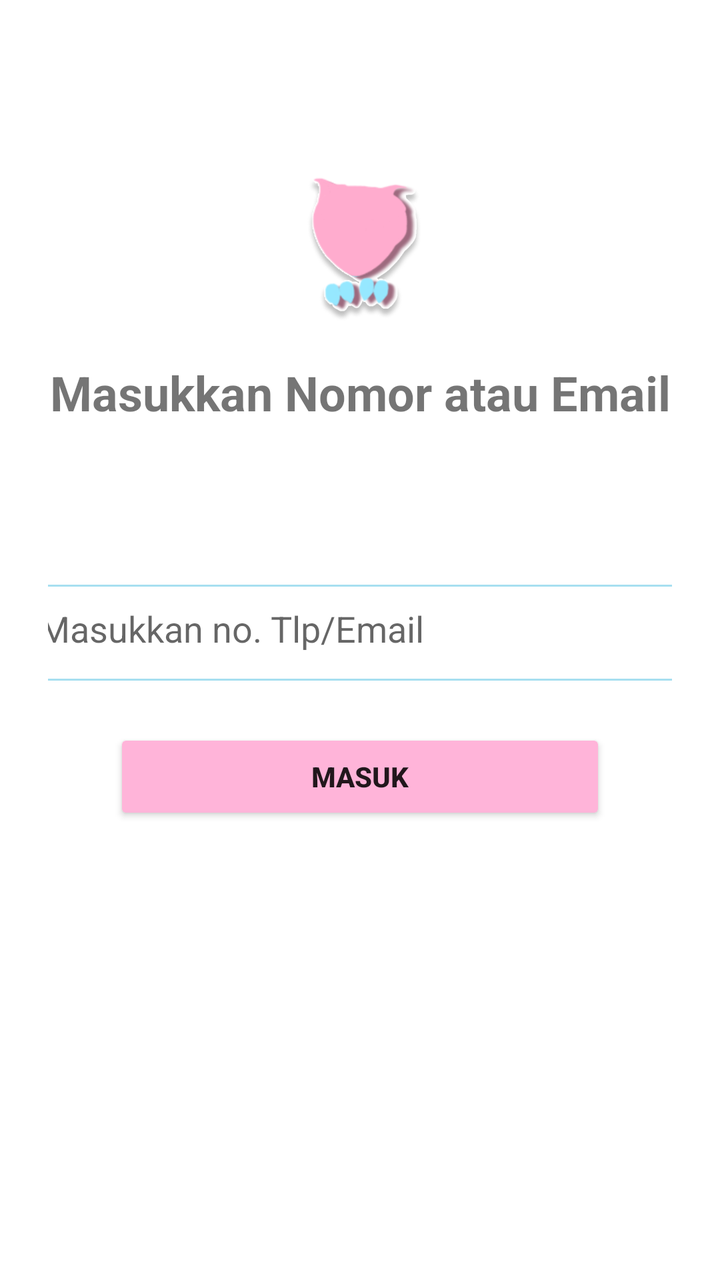
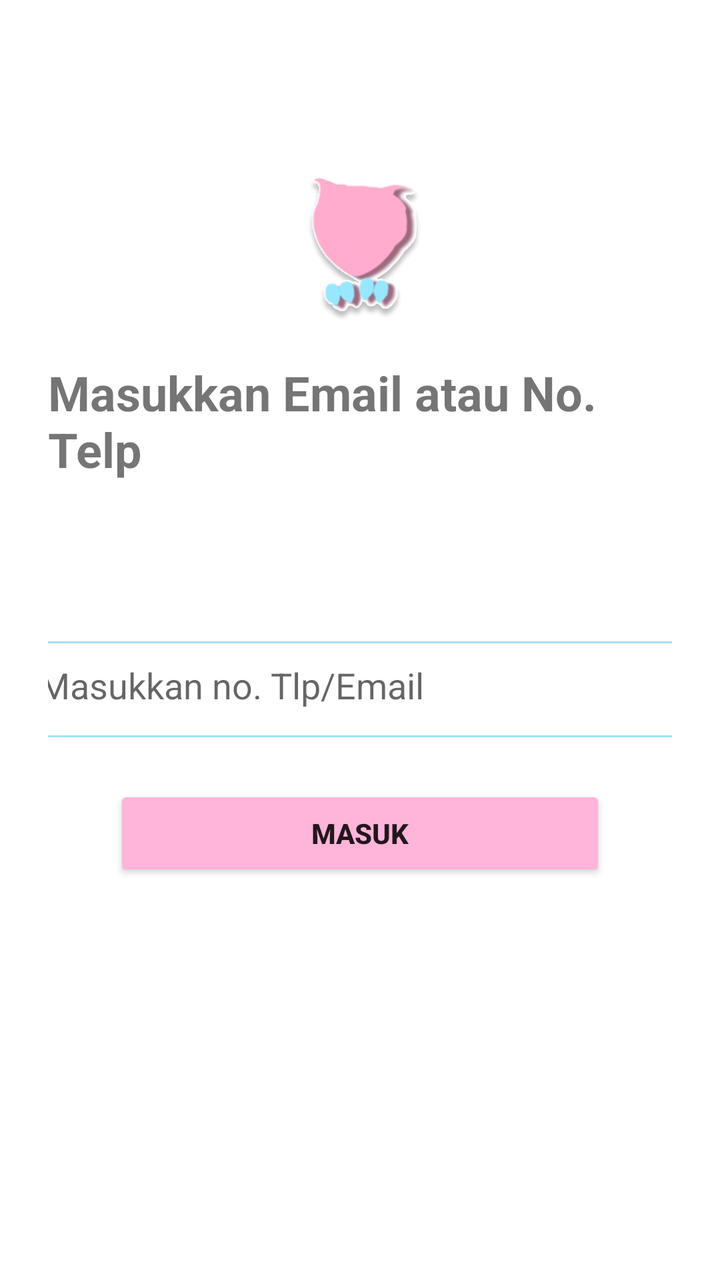

The first picture is an Android layout as it rendered before a commit; the second is the same layout after the commit. The layout source and the unified diff follow.
<!-- AndroidManifest.xml: application theme Theme.OwelPay -->
<!-- res/layout/activity_lupa_sandi.xml -->
<?xml version="1.0" encoding="utf-8"?>
<androidx.constraintlayout.widget.ConstraintLayout xmlns:android="http://schemas.android.com/apk/res/android"
    xmlns:app="http://schemas.android.com/apk/res-auto"
    android:layout_width="match_parent"
    android:layout_height="match_parent"
    android:padding="24dp"
    android:id="@+id/lupa_sandi">

    
    <ImageView
        android:id="@+id/logo"
        android:layout_width="80dp"
        android:layout_height="80dp"
        android:src="@drawable/owelpay_logo"
        android:contentDescription="logo"
        app:layout_constraintTop_toTopOf="parent"
        app:layout_constraintStart_toStartOf="parent"
        app:layout_constraintEnd_toEndOf="parent"
        android:layout_marginTop="60dp" />

    
    <TextView
        android:id="@+id/title_register"
        android:layout_width="wrap_content"
        android:layout_height="wrap_content"
        android:text="Masukkan Nomor atau Email"
        android:textSize="24sp"
        android:textStyle="bold"
        app:layout_constraintTop_toBottomOf="@id/logo"
        app:layout_constraintStart_toStartOf="parent"
        app:layout_constraintEnd_toEndOf="parent"
        android:layout_marginTop="16dp" />

    
    <EditText
        android:id="@+id/input_email_sandi"
        android:layout_width="350dp"
        android:layout_height="48dp"
        android:hint="Masukkan no. Tlp/Email"
        android:padding="14dp"
        android:background="@drawable/edittext_border"
        android:inputType="textEmailAddress"
        app:layout_constraintTop_toBottomOf="@id/title_register"
        app:layout_constraintStart_toStartOf="parent"
        app:layout_constraintEnd_toEndOf="parent"
        android:layout_marginTop="80dp" />

    
    <Button
        android:id="@+id/btn_masuk"
        android:layout_width="246dp"
        android:layout_height="48dp"
        android:text="masuk"
        android:textStyle="bold"
        android:backgroundTint="#FFB4D9"
        app:layout_constraintTop_toBottomOf="@+id/input_email_sandi"
        app:layout_constraintStart_toStartOf="parent"
        app:layout_constraintEnd_toEndOf="parent"
        android:layout_marginTop="24dp"
        android:layout_marginHorizontal="20dp" />

</androidx.constraintlayout.widget.ConstraintLayout>
<!-- resources referenced by this layout -->
<resources>
  <!-- drawable edittext_border (drawable) -->
  <?xml version="1.0" encoding="utf-8"?>
  <shape xmlns:android="http://schemas.android.com/apk/res/android"
      android:shape="rectangle">
      <solid android:color="#FFFFFFFF" />
      <stroke android:width="1dp" android:color="#A7DFF0" />
      <corners android:radius="10dp" />
  </shape>
  <!-- drawable owelpay_logo: png bitmap (drawable, 62898 bytes) -->
  <style name="Theme.OwelPay" parent="Theme.MaterialComponents.DayNight.NoActionBar">
          
          <item name="colorPrimary">@color/purple_500</item>
          <item name="colorPrimaryVariant">@color/purple_700</item>
          <item name="colorOnPrimary">@color/white</item>
          
          <item name="colorSecondary">@color/teal_200</item>
          <item name="colorSecondaryVariant">@color/teal_700</item>
          <item name="colorOnSecondary">@color/black</item>
          
          <item name="android:statusBarColor">?attr/colorPrimaryVariant</item>
          
      </style>
  <color name="purple_500">#FF6200EE</color>
  <color name="purple_700">#FF3700B3</color>
  <color name="white">#FFFFFFFF</color>
  <color name="teal_200">#FF03DAC5</color>
  <color name="teal_700">#FF018786</color>
  <color name="black">#FF000000</color>
</resources>

<!-- the commit's change to res/layout/activity_lupa_sandi.xml (unified diff, before → after) -->
@@ -23,7 +23,7 @@
         android:id="@+id/title_register"
         android:layout_width="wrap_content"
         android:layout_height="wrap_content"
-        android:text="Masukkan Nomor atau Email"
+        android:text="Masukkan Email atau No. Telp"
         android:textSize="24sp"
         android:textStyle="bold"
         app:layout_constraintTop_toBottomOf="@id/logo"
@@ -39,7 +39,7 @@
         android:hint="Masukkan no. Tlp/Email"
         android:padding="14dp"
         android:background="@drawable/edittext_border"
-        android:inputType="textEmailAddress"
+        android:inputType="text"
         app:layout_constraintTop_toBottomOf="@id/title_register"
         app:layout_constraintStart_toStartOf="parent"
         app:layout_constraintEnd_toEndOf="parent"
